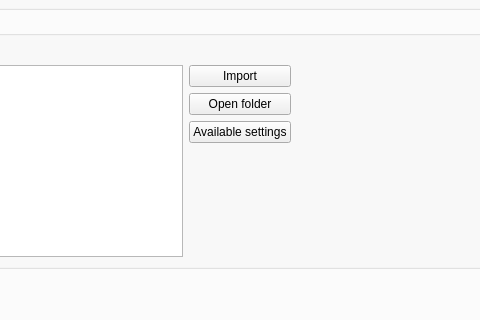
The window that ui/customplotdialog.ui (jkall/qgis-midvatten-plugin) describes before a commit, drawn with Qt 5; both pictures show x 421 to 901 and y 231 to 551 of the 1028 by 868 pixel window.
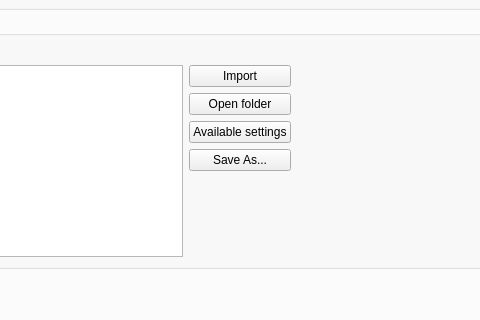
The same window after the commit.

Commit message: Fixes customplot grid not showing.

```diff
--- a/ui/customplotdialog.ui
+++ b/ui/customplotdialog.ui
@@ -25,8 +25,8 @@
         <rect>
          <x>0</x>
          <y>0</y>
-         <width>996</width>
-         <height>821</height>
+         <width>1052</width>
+         <height>794</height>
         </rect>
        </property>
        <layout class="QHBoxLayout" name="horizontalLayout_2">
@@ -2393,6 +2393,16 @@
                      </property>
                     </widget>
                    </item>
+                   <item row="5" column="2">
+                    <widget class="QPushButton" name="save_as_button">
+                     <property name="toolTip">
+                      <string>Saves current rcParams (settings) to file.</string>
+                     </property>
+                     <property name="text">
+                      <string>Save As...</string>
+                     </property>
+                    </widget>
+                   </item>
                   </layout>
                  </item>
                 </layout>
```
Left out of the diff: 2 changed lines with no effect on the pictures. The commit also changes 2 other files.
